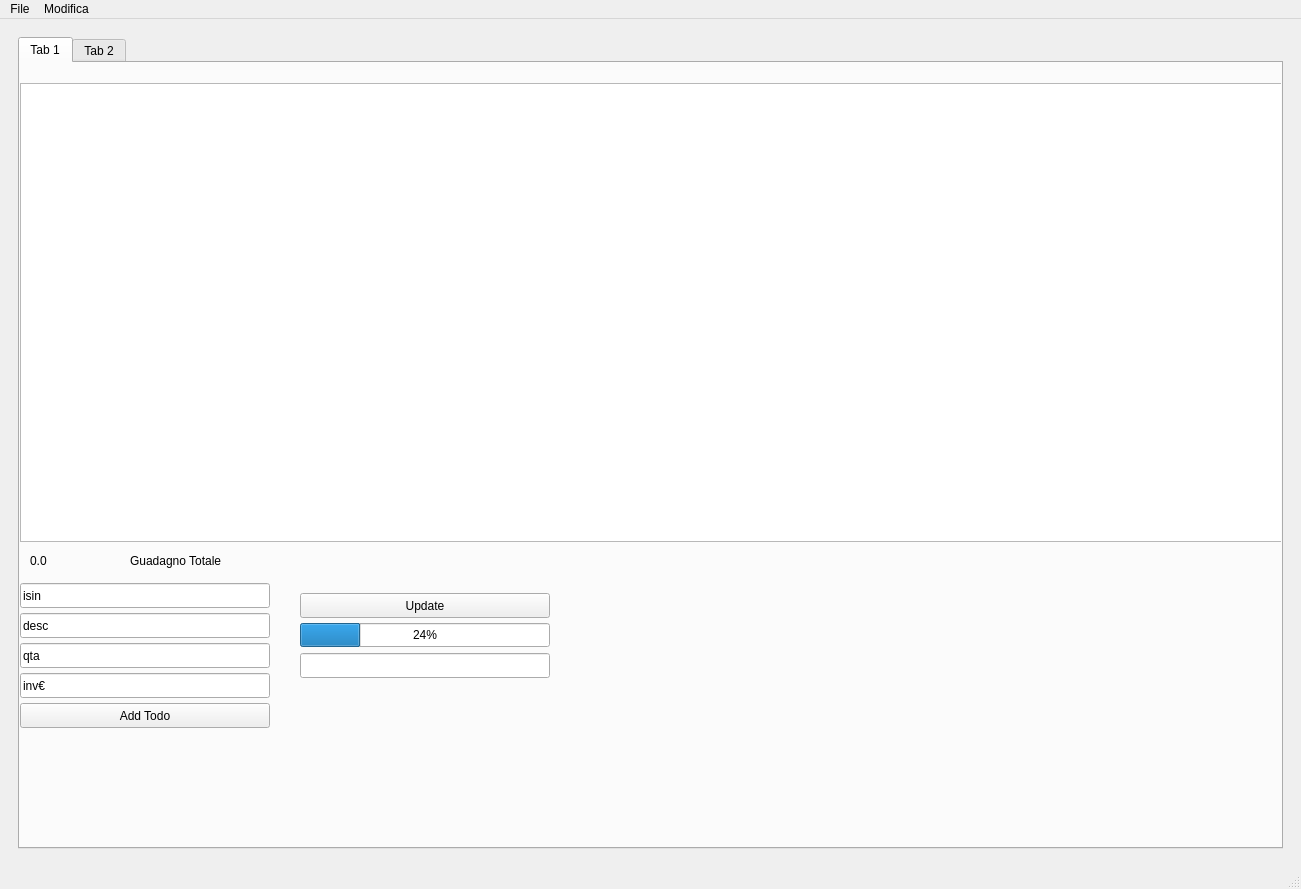
Qt form mainWindow.ui (stefanocasson81/PyQt) before a commit.
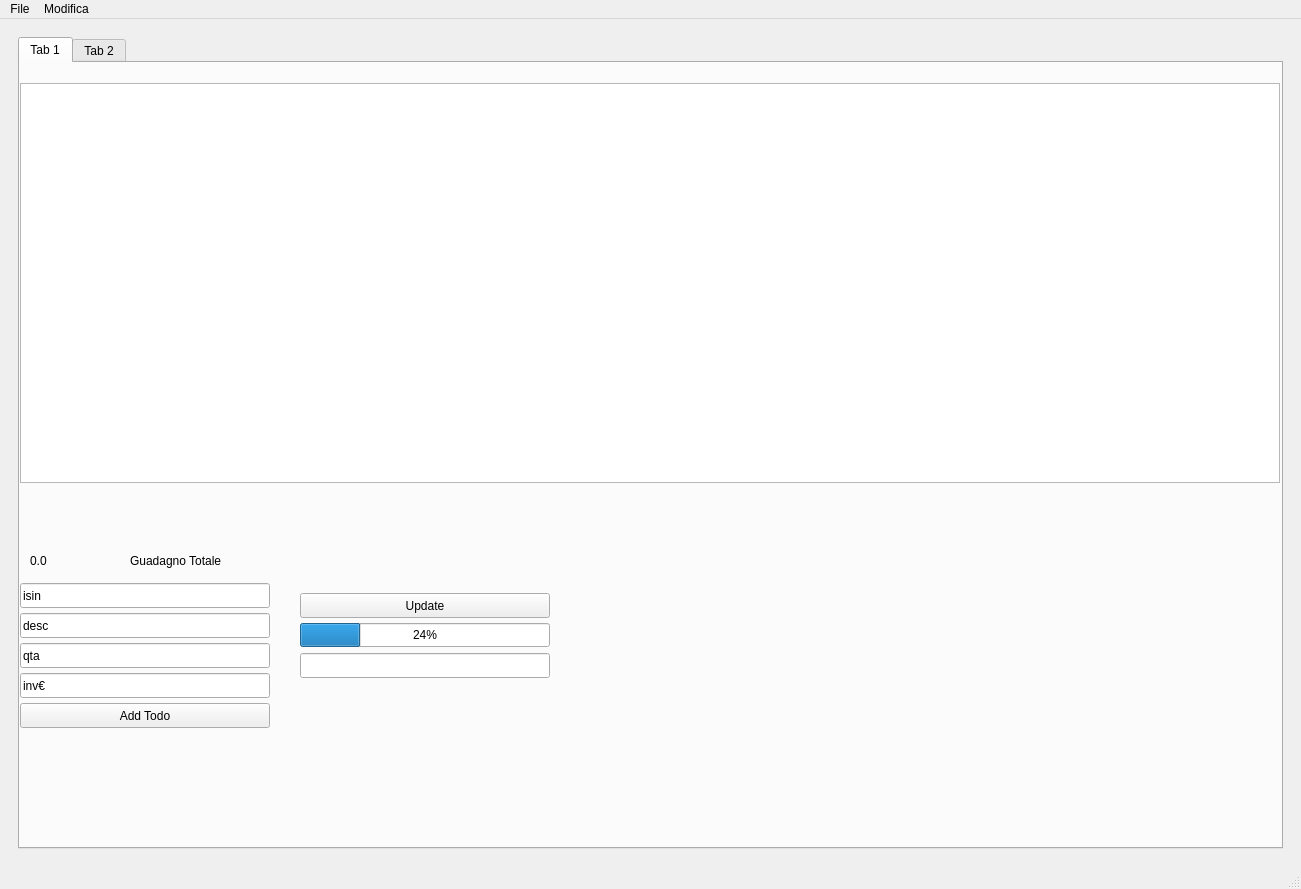
The same form after that commit. The open tabs and pages were chosen to show the change. Icons and pictures are not drawn.

Diff of the .ui file:
```diff
--- a/mainWindow.ui
+++ b/mainWindow.ui
@@ -28,18 +28,21 @@
            <string>Tab 1</string>
           </attribute>
           <widget class="QTableView" name="tableView">
+           <property name="enabled">
+            <bool>true</bool>
+           </property>
            <property name="geometry">
             <rect>
              <x>0</x>
              <y>20</y>
-             <width>1265</width>
-             <height>459</height>
+             <width>1260</width>
+             <height>400</height>
             </rect>
            </property>
            <property name="minimumSize">
             <size>
-             <width>1265</width>
-             <height>459</height>
+             <width>1000</width>
+             <height>300</height>
             </size>
            </property>
           </widget>
```
Left out of the diff: 15 changed lines with no effect on the pictures.
